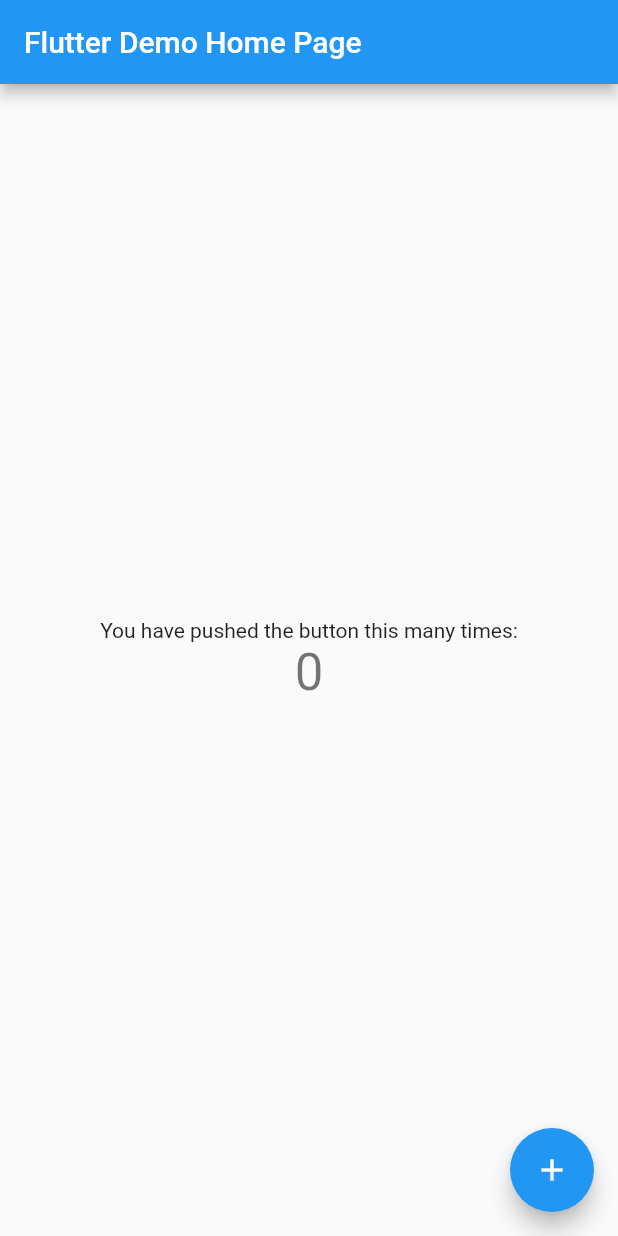
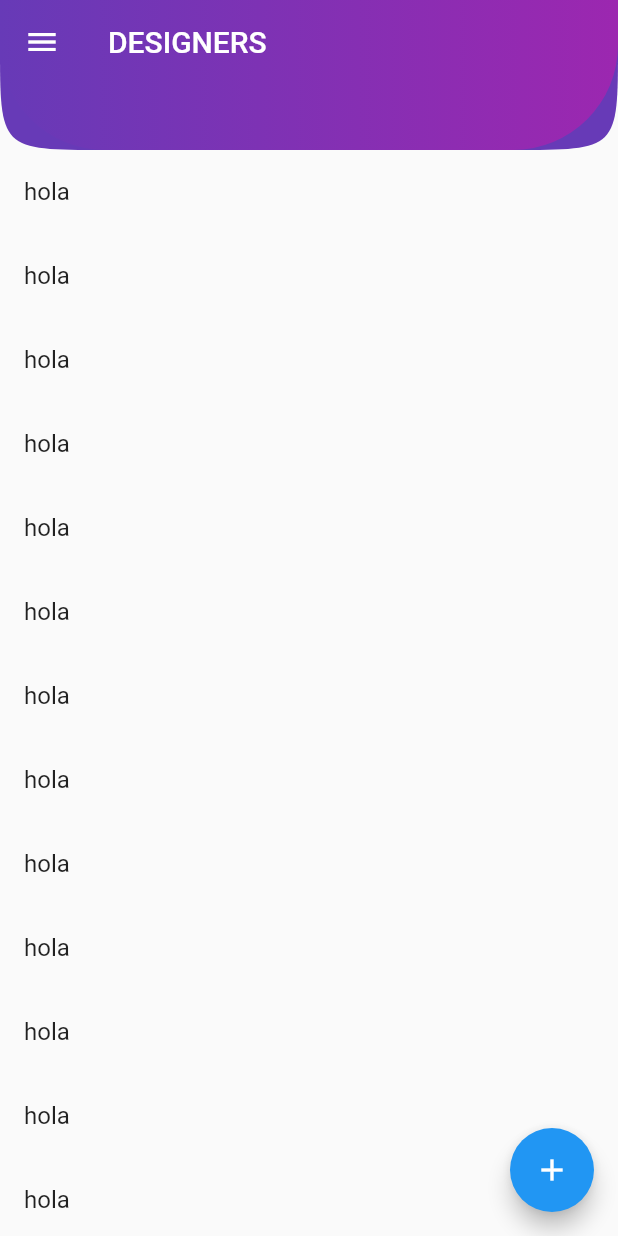
Before and after one commit to charlbarrera/flutter_list, a Flutter app: the screen it shows after launch, on a phone screen of 412 x 824 dp. Run offline on Flutter 3.47's test engine with Material 2 defaults, Android fonts, the phone set to English and light mode, and no system bars.

Commit message:
navbar done

```diff
--- a/lib/main.dart
+++ b/lib/main.dart
@@ -66,40 +66,80 @@ class _MyHomePageState extends State<MyHomePage> {
     // fast, so that you can just rebuild anything that needs updating rather
     // than having to individually change instances of widgets.
     return Scaffold(
-      appBar: AppBar(
-        // Here we take the value from the MyHomePage object that was created by
-        // the App.build method, and use it to set our appbar title.
-        title: Text(widget.title),
-      ),
-      body: Center(
-        // Center is a layout widget. It takes a single child and positions it
-        // in the middle of the parent.
-        child: Column(
-          // Column is also a layout widget. It takes a list of children and
-          // arranges them vertically. By default, it sizes itself to fit its
-          // children horizontally, and tries to be as tall as its parent.
-          //
-          // Invoke "debug painting" (press "p" in the console, choose the
-          // "Toggle Debug Paint" action from the Flutter Inspector in Android
-          // Studio, or the "Toggle Debug Paint" command in Visual Studio Code)
-          // to see the wireframe for each widget.
-          //
-          // Column has various properties to control how it sizes itself and
-          // how it positions its children. Here we use mainAxisAlignment to
-          // center the children vertically; the main axis here is the vertical
-          // axis because Columns are vertical (the cross axis would be
-          // horizontal).
-          mainAxisAlignment: MainAxisAlignment.center,
-          children: <Widget>[
-            Text(
-              'You have pushed the button this many times:',
+      body: CustomScrollView(
+        slivers: <Widget>[
+          SliverAppBar(
+            title: Text('DESIGNERS'),
+            leading: Icon(
+              Icons.menu,
             ),
-            Text(
-              '$_counter',
-              style: Theme.of(context).textTheme.display1,
+            expandedHeight: 100.0,
+            shape: ContinuousRectangleBorder(
+              borderRadius: BorderRadius.only(
+                bottomLeft: Radius.circular(70.0),
+                bottomRight: Radius.circular(70.0),
+              )
             ),
-          ],
-        ),
+            backgroundColor: Colors.deepPurple,
+            flexibleSpace: Container(
+              decoration: BoxDecoration(
+                gradient: LinearGradient(colors: [Colors.deepPurple, Colors.purple]),
+                borderRadius: BorderRadius.only(
+                  bottomRight: Radius.circular(70.0),
+                  bottomLeft: Radius.circular(70.0),
+                )
+              ),
+            ),
+            floating: true,
+            pinned: true,
+            snap: false,
+          ),
+          SliverList(
+              delegate: SliverChildListDelegate(
+                [
+                  ListTile(
+                    title: Text('hola'),
+                  ),
+                  ListTile(
+                    title: Text('hola'),
+                  ),
+                  ListTile(
+                    title: Text('hola'),
+                  ),
+                  ListTile(
+                    title: Text('hola'),
+                  ),
+                  ListTile(
+                    title: Text('hola'),
+                  ),
+                  ListTile(
+                    title: Text('hola'),
+                  ),
+                  ListTile(
+                    title: Text('hola'),
+                  ),
+                  ListTile(
+                    title: Text('hola'),
+                  ),
+                  ListTile(
+                    title: Text('hola'),
+                  ),
+                  ListTile(
+                    title: Text('hola'),
+                  ),
+                  ListTile(
+                    title: Text('hola'),
+                  ),
+                  ListTile(
+                    title: Text('hola'),
+                  ),
+                  ListTile(
+                    title: Text('hola'),
+                  ),
+                ]
+              ),
+          )
+        ],
       ),
       floatingActionButton: FloatingActionButton(
         onPressed: _incrementCounter,
```
